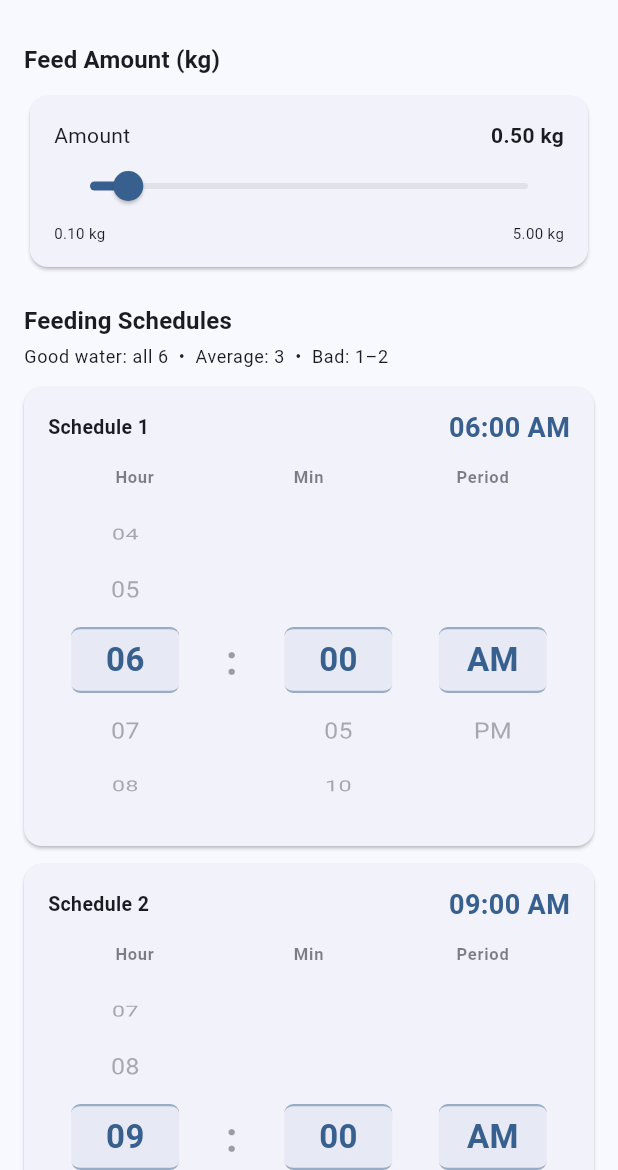
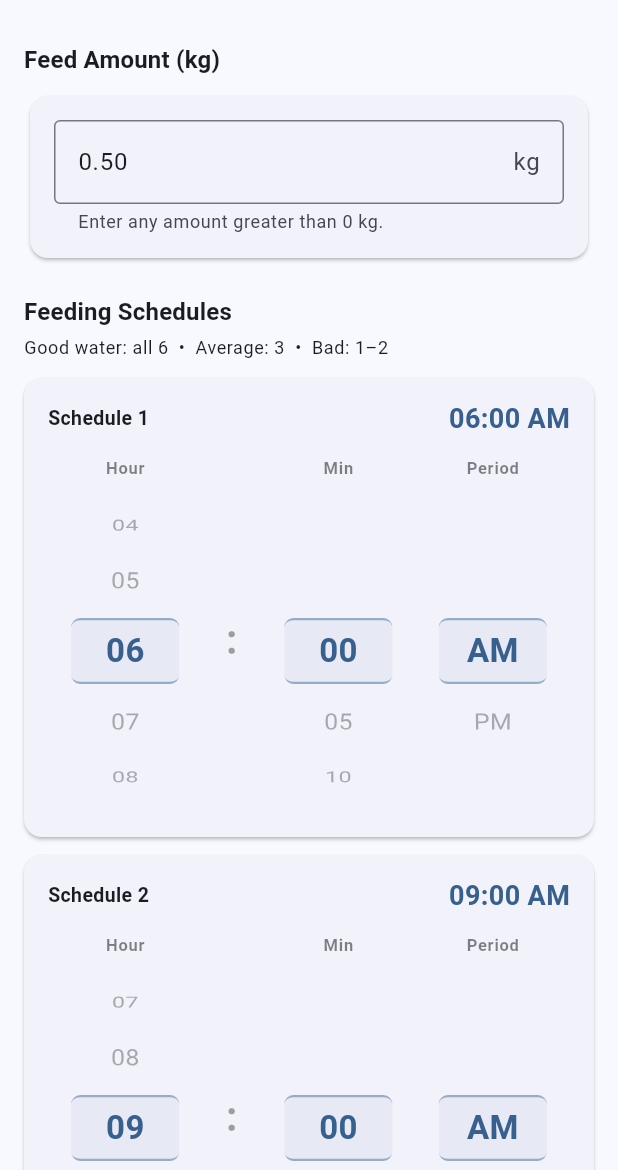
Before and after one commit to OjinInGit/astrix_backup, a Flutter app: the screen it shows after launch, after a tap on "Controls", on a phone screen of 412 x 824 dp, the part 66-1236 px from its top. Run offline on Flutter 3.47's test engine with Material 3 defaults, Android fonts, the phone set to English and light mode, and no system bars; our stand-ins replace flutter_local_notifications, shared_preferences.

Commit message:
Bug fixes for: 1. Language toggle dropdown, isn't exactly "down": replaced DropdownButton with PopupMenuButton 2. Attempting to optimize Dark Mode feature 3. Label and drum misalignment fix 4. Adjusting translations

```diff
--- a/lib/overlays/controls_overlay.dart
+++ b/lib/overlays/controls_overlay.dart
@@ -1,4 +1,5 @@
 import 'package:flutter/material.dart';
+import 'package:flutter/services.dart';
 import 'package:provider/provider.dart';
 import '../models/feeding_schedule.dart';
 import '../providers/app_provider.dart';
@@ -13,7 +14,7 @@ class ControlsOverlay extends StatefulWidget {
 
 class _ControlsOverlayState extends State<ControlsOverlay> {
   late List<FeedingSchedule> _local;
-  late double _feedAmt;
+  late TextEditingController _feedController;
 
   @override
   void initState() {
@@ -24,7 +25,23 @@ class _ControlsOverlayState extends State<ControlsOverlay> {
           (s) => FeedingSchedule(hour: s.hour, minute: s.minute, isPM: s.isPM),
         )
         .toList();
-    _feedAmt = p.feedAmount;
+    // Initialise the text field with the saved feed amount.
+    _feedController = TextEditingController(
+      text: p.feedAmount.toStringAsFixed(2),
+    );
+  }
+
+  @override
+  void dispose() {
+    _feedController.dispose();
+    super.dispose();
+  }
+
+  // Parses the text field and returns a valid positive double, or null.
+  double? get _parsedFeedAmount {
+    final v = double.tryParse(_feedController.text.trim());
+    if (v == null || v <= 0) return null;
+    return v;
   }
 
   @override
@@ -46,7 +63,7 @@ class _ControlsOverlayState extends State<ControlsOverlay> {
       body: ListView(
         padding: const EdgeInsets.all(16),
         children: [
-          // ── Feed amount ──────────────────────────────
+          // ── Feed amount input ────────────────────────
           Text(
             AppStrings.get('feed_amount', lang),
             style: Theme.of(
@@ -57,40 +74,28 @@ class _ControlsOverlayState extends State<ControlsOverlay> {
           Card(
             child: Padding(
               padding: const EdgeInsets.all(16),
-              child: Column(
-                children: [
-                  Row(
-                    mainAxisAlignment: MainAxisAlignment.spaceBetween,
-                    children: [
-                      Text(AppStrings.get('amount_label', lang)),
-                      Text(
-                        '${_feedAmt.toStringAsFixed(2)} kg',
-                        style: const TextStyle(fontWeight: FontWeight.bold),
+              child: TextField(
+                controller: _feedController,
+                keyboardType: const TextInputType.numberWithOptions(
+                  decimal: true,
                 ),
+                // Only allow digits and a single decimal point.
+                inputFormatters: [
+                  FilteringTextInputFormatter.allow(RegExp(r'^\d*\.?\d*')),
                 ],
+                decoration: InputDecoration(
+                  suffixText: 'kg',
+                  hintText: '0.00',
+                  helperText: AppStrings.get('feed_helper', lang),
+                  border: const OutlineInputBorder(),
+                  errorText:
+                      _feedController.text.isNotEmpty &&
+                          _parsedFeedAmount == null
+                      ? AppStrings.get('feed_invalid', lang)
+                      : null,
                 ),
-                  Slider(
-                    value: _feedAmt,
-                    min: 0.1,
-                    max: 5.0,
-                    divisions: 49,
-                    label: '${_feedAmt.toStringAsFixed(2)} kg',
-                    onChanged: (v) => setState(() => _feedAmt = v),
-                  ),
-                  Row(
-                    mainAxisAlignment: MainAxisAlignment.spaceBetween,
-                    children: [
-                      Text(
-                        AppStrings.get('feed_min', lang),
-                        style: const TextStyle(fontSize: 10),
-                      ),
-                      Text(
-                        AppStrings.get('feed_max', lang),
-                        style: const TextStyle(fontSize: 10),
-                      ),
-                    ],
-                  ),
-                ],
+                onChanged: (_) =>
+                    setState(() {}), // refresh errorText on each keystroke
               ),
             ),
           ),
@@ -129,15 +134,19 @@ class _ControlsOverlayState extends State<ControlsOverlay> {
             child: FilledButton.icon(
               icon: const Icon(Icons.save_rounded),
               label: Text(AppStrings.get('save_changes', lang)),
-              onPressed: () async {
+              onPressed: _parsedFeedAmount == null
+                  ? null // disabled while input is invalid
+                  : () async {
                       for (int i = 0; i < 6; i++) {
                         provider.updateSchedule(i, _local[i]);
                       }
-                provider.setFeedAmount(_feedAmt);
+                      provider.setFeedAmount(_parsedFeedAmount!);
                       await provider.saveSchedules();
                       if (context.mounted) {
                         ScaffoldMessenger.of(context).showSnackBar(
-                    SnackBar(content: Text(AppStrings.get('saved', lang))),
+                          SnackBar(
+                            content: Text(AppStrings.get('saved', lang)),
+                          ),
                         );
                       }
                     },
@@ -151,7 +160,7 @@ class _ControlsOverlayState extends State<ControlsOverlay> {
 }
 
 // ════════════════════════════════════════════════════════════
-// Schedule Card — drum-roll time picker
+// Schedule card — drum-roll time picker
 // ════════════════════════════════════════════════════════════
 
 class _ScheduleCard extends StatefulWidget {
@@ -172,7 +181,6 @@ class _ScheduleCard extends StatefulWidget {
 }
 
 class _ScheduleCardState extends State<_ScheduleCard> {
-  // Hours 1–12, minutes 00/05/.../55, period 0=AM 1=PM
   static const List<int> _hours = [1, 2, 3, 4, 5, 6, 7, 8, 9, 10, 11, 12];
   static const List<int> _minutes = [
     0,
@@ -198,12 +206,9 @@ class _ScheduleCardState extends State<_ScheduleCard> {
   late int _minute;
   late bool _isPM;
 
-  // Item height for every drum-roll wheel
   static const double _itemH = 44.0;
-  // How many items are visible above and below the selected item
-  static const int _visibleExtra = 2;
-  // Total wheel height = selected item + items above + items below
-  static const double _wheelH = _itemH * (1 + _visibleExtra * 2);
+  static const int _extraItems = 2;
+  static const double _wheelH = _itemH * (1 + _extraItems * 2);
 
   @override
   void initState() {
@@ -214,9 +219,9 @@ class _ScheduleCardState extends State<_ScheduleCard> {
 
     _hourCtrl = FixedExtentScrollController(initialItem: _hours.indexOf(_hour));
     _minCtrl = FixedExtentScrollController(
-      initialItem: _minutes.indexOf(
-        _minutes.firstWhere((m) => m == _minute, orElse: () => _minutes[0]),
-      ),
+      initialItem: _minutes
+          .indexWhere((m) => m == _minute)
+          .clamp(0, _minutes.length - 1),
     );
     _periodCtrl = FixedExtentScrollController(initialItem: _isPM ? 1 : 0);
   }
@@ -233,21 +238,38 @@ class _ScheduleCardState extends State<_ScheduleCard> {
     FeedingSchedule(hour: _hour, minute: _minute, isPM: _isPM),
   );
 
-  // ── Single drum-roll column ─────────────────────────────
+  // ── Single drum column — label lives INSIDE this widget ──
+  // This is the key fix: the label and its drum are one Column,
+  // so they can never become misaligned regardless of what sits
+  // beside them in the parent Row.
   Widget _drum<T>({
+    required String columnLabel,
     required FixedExtentScrollController controller,
     required List<T> items,
-    required String Function(T) label,
+    required String Function(T) display,
     required void Function(int) onSelected,
   }) {
     final cs = Theme.of(context).colorScheme;
 
-    return SizedBox(
+    return Column(
+      mainAxisSize: MainAxisSize.min,
+      children: [
+        // Label sits directly above its wheel — always aligned.
+        Text(
+          columnLabel,
+          style: TextStyle(
+            fontSize: 11,
+            fontWeight: FontWeight.w600,
+            color: cs.onSurface.withOpacity(0.55),
+            letterSpacing: 0.5,
+          ),
+        ),
+        const SizedBox(height: 4),
+        SizedBox(
           width: 72,
           height: _wheelH,
           child: Stack(
             children: [
-          // The scroll wheel
               ListWheelScrollView.useDelegate(
                 controller: controller,
                 itemExtent: _itemH,
@@ -258,17 +280,15 @@ class _ScheduleCardState extends State<_ScheduleCard> {
                 childDelegate: ListWheelChildBuilderDelegate(
                   childCount: items.length,
                   builder: (context, i) {
-                final selected =
+                    final sel =
                         controller.hasClients && controller.selectedItem == i;
                     return Center(
                       child: Text(
-                    label(items[i]),
+                        display(items[i]),
                         style: TextStyle(
-                      fontSize: selected ? 22 : 17,
-                      fontWeight: selected
-                          ? FontWeight.bold
-                          : FontWeight.normal,
-                      color: selected
+                          fontSize: sel ? 22 : 17,
+                          fontWeight: sel ? FontWeight.bold : FontWeight.normal,
+                          color: sel
                               ? cs.primary
                               : cs.onSurface.withOpacity(0.35),
                         ),
@@ -277,10 +297,9 @@ class _ScheduleCardState extends State<_ScheduleCard> {
                   },
                 ),
               ),
-
-          // Highlight band over the centre item
+              // Selection highlight band
               Positioned(
-            top: _itemH * _visibleExtra,
+                top: _itemH * _extraItems,
                 left: 0,
                 right: 0,
                 height: _itemH,
@@ -301,6 +320,8 @@ class _ScheduleCardState extends State<_ScheduleCard> {
               ),
             ],
           ),
+        ),
+      ],
     );
   }
 
@@ -310,6 +331,7 @@ class _ScheduleCardState extends State<_ScheduleCard> {
     final h = _hour.toString().padLeft(2, '0');
     final m = _minute.toString().padLeft(2, '0');
     final per = _isPM ? 'PM' : 'AM';
+    final cs = Theme.of(context).colorScheme;
 
     return Card(
       margin: const EdgeInsets.only(bottom: 12),
@@ -318,7 +340,7 @@ class _ScheduleCardState extends State<_ScheduleCard> {
         child: Column(
           crossAxisAlignment: CrossAxisAlignment.start,
           children: [
-            // Label row
+            // Header row: schedule label + live read-out
             Row(
               mainAxisAlignment: MainAxisAlignment.spaceBetween,
               children: [
@@ -330,13 +352,12 @@ class _ScheduleCardState extends State<_ScheduleCard> {
                     fontSize: 13,
                   ),
                 ),
-                // Live read-out, mirrors the drum selection
                 Text(
                   '$h:$m $per',
                   style: TextStyle(
                     fontSize: 18,
                     fontWeight: FontWeight.bold,
-                    color: Theme.of(context).colorScheme.primary,
+                    color: cs.primary,
                   ),
                 ),
               ],
@@ -344,62 +365,57 @@ class _ScheduleCardState extends State<_ScheduleCard> {
 
             const SizedBox(height: 12),
 
-            // Column headers
+            // Three drums in one Row. The ':' separator is vertically
+            // centred relative to the wheels, not the labels, using
+            // crossAxisAlignment.end so it sits at the wheel level.
             Row(
               mainAxisAlignment: MainAxisAlignment.spaceAround,
+              crossAxisAlignment: CrossAxisAlignment.end,
               children: [
-                _ColLabel(AppStrings.get('slider_hour', lang)),
-                _ColLabel(AppStrings.get('slider_min', lang)),
-                _ColLabel(AppStrings.get('slider_period', lang)),
-              ],
-            ),
-
-            const SizedBox(height: 4),
-
-            // Three drum-roll wheels
-            Row(
-              mainAxisAlignment: MainAxisAlignment.spaceAround,
-              crossAxisAlignment: CrossAxisAlignment.center,
-              children: [
-                // Hour wheel
+                // Hour
                 _drum<int>(
+                  columnLabel: AppStrings.get('slider_hour', lang),
                   controller: _hourCtrl,
                   items: _hours,
-                  label: (h) => h.toString().padLeft(2, '0'),
+                  display: (h) => h.toString().padLeft(2, '0'),
                   onSelected: (i) => setState(() {
                     _hour = _hours[i];
                     _emit();
                   }),
                 ),
 
-                // Separator
-                Text(
+                // Colon separator — padded from the bottom to sit
+                // at mid-wheel height, clear of the labels above.
+                Padding(
+                  padding: const EdgeInsets.only(bottom: _wheelH / 2 - 12),
+                  child: Text(
                     ':',
                     style: TextStyle(
                       fontSize: 28,
                       fontWeight: FontWeight.bold,
-                    color: Theme.of(
-                      context,
-                    ).colorScheme.onSurface.withOpacity(0.4),
+                      color: cs.onSurface.withOpacity(0.4),
+                    ),
                   ),
                 ),
 
-                // Minute wheel
+                // Minute
                 _drum<int>(
+                  columnLabel: AppStrings.get('slider_min', lang),
                   controller: _minCtrl,
                   items: _minutes,
-                  label: (m) => m.toString().padLeft(2, '0'),
+                  display: (m) => m.toString().padLeft(2, '0'),
                   onSelected: (i) => setState(() {
                     _minute = _minutes[i];
                     _emit();
                   }),
                 ),
 
-                // Period wheel
+                // Period
                 _drum<String>(
+                  columnLabel: AppStrings.get('slider_period', lang),
                   controller: _periodCtrl,
                   items: _periods,
-                  label: (p) => p,
+                  display: (p) => p,
                   onSelected: (i) => setState(() {
                     _isPM = i == 1;
                     _emit();
@@ -413,24 +429,3 @@ class _ScheduleCardState extends State<_ScheduleCard> {
     );
   }
 }
-
-// Thin column header label
-class _ColLabel extends StatelessWidget {
-  final String text;
-  const _ColLabel(this.text);
-
-  @override
-  Widget build(BuildContext context) => SizedBox(
-    width: 72,
-    child: Text(
-      text,
-      textAlign: TextAlign.center,
-      style: TextStyle(
-        fontSize: 11,
-        fontWeight: FontWeight.w600,
-        color: Theme.of(context).colorScheme.onSurface.withOpacity(0.55),
-        letterSpacing: 0.5,
-      ),
-    ),
-  );
-}
--- a/lib/overlays/settings_overlay.dart
+++ b/lib/overlays/settings_overlay.dart
@@ -7,10 +7,25 @@ import '../utils/strings.dart';
 class SettingsOverlay extends StatelessWidget {
   const SettingsOverlay({super.key});
 
+  // Maps a language code to its display name.
+  String _langName(String code) {
+    switch (code) {
+      case 'en':
+        return 'English';
+      case 'war':
+        return 'Waray';
+      default:
+        return code;
+    }
+  }
+
   @override
   Widget build(BuildContext context) {
-    final provider = context.watch<AppProvider>();
-    final lang = provider.language;
+    // Read lang once for strings — this widget itself only needs lang.
+    // Each toggle reads its own value via context.select so only that
+    // specific tile rebuilds when its value changes.
+    final lang = context.select<AppProvider, String>((p) => p.language);
+    final provider = context.read<AppProvider>();
 
     return Scaffold(
       appBar: AppBar(
@@ -22,49 +37,107 @@ class SettingsOverlay extends StatelessWidget {
       ),
       body: ListView(
         children: [
-          // ── Dark Mode ────────────────────────────────
-          SwitchListTile(
-            secondary: const Icon(Icons.dark_mode_rounded),
-            title: Text(AppStrings.get('dark_mode', lang)),
-            value: provider.isDarkMode,
-            onChanged: provider.toggleDarkMode,
+          // ── Dark Mode ─────────────────────────────────────────
+          // context.select is scoped tightly here: only this tile
+          // rebuilds when isDarkMode changes, preventing the full
+          // overlay from rebuilding and causing animation lag.
+          Builder(
+            builder: (context) {
+              final isDark = context.select<AppProvider, bool>(
+                (p) => p.isDarkMode,
+              );
+              return SwitchListTile(
+                secondary: const Icon(Icons.dark_mode_rounded),
+                title: Text(AppStrings.get('dark_mode', lang)),
+                value: isDark,
+                onChanged: context.read<AppProvider>().toggleDarkMode,
+              );
+            },
           ),
           const Divider(height: 1),
 
-          // ── Notifications ─────────────────────────────
-          SwitchListTile(
-            secondary: const Icon(Icons.notifications_rounded),
-            title: Text(AppStrings.get('notifications', lang)),
-            value: provider.notificationsEnabled,
-            onChanged: provider.toggleNotifications,
+          // ── Notifications ─────────────────────────────────────
+          Builder(
+            builder: (context) {
+              final notifs = context.select<AppProvider, bool>(
+                (p) => p.notificationsEnabled,
+              );
+              return SwitchListTile(
+                secondary: const Icon(Icons.notifications_rounded),
+                title: Text(AppStrings.get('notifications', lang)),
+                value: notifs,
+                onChanged: context.read<AppProvider>().toggleNotifications,
+              );
+            },
           ),
           const Divider(height: 1),
 
-          // ── Language switcher ─────────────────────────
+          // ── Language ──────────────────────────────────────────
+          // PopupMenuButton replaces DropdownButton so we can force
+          // the menu to always open downward via the offset parameter.
           ListTile(
             leading: const Icon(Icons.language_rounded),
             title: Text(AppStrings.get('language', lang)),
-            trailing: DropdownButton<String>(
-              value: provider.language,
-              underline: const SizedBox(),
-              borderRadius: BorderRadius.circular(10),
-              items: const [
-                DropdownMenuItem(value: 'en', child: Text('English')),
-                DropdownMenuItem(value: 'war', child: Text('Waray')),
-                // ─────────────────────────────────────────────────────────
-                // ADD YOUR LOCAL LANGUAGE OPTION HERE. Example:
-                // DropdownMenuItem(value: 'ceb', child: Text('Cebuano')),
-                // Make sure translations exist in lib/utils/strings.dart.
-                // ─────────────────────────────────────────────────────────
+            trailing: PopupMenuButton<String>(
+              // A positive Y offset pushes the menu below the button.
+              offset: const Offset(0, 40),
+              onSelected: (v) => context.read<AppProvider>().setLanguage(v),
+              itemBuilder: (_) => [
+                PopupMenuItem(
+                  value: 'en',
+                  child: Text(
+                    'English',
+                    style: TextStyle(
+                      fontWeight: lang == 'en'
+                          ? FontWeight.bold
+                          : FontWeight.normal,
+                    ),
+                  ),
+                ),
+                PopupMenuItem(
+                  value: 'war',
+                  child: Text(
+                    'Waray',
+                    style: TextStyle(
+                      fontWeight: lang == 'war'
+                          ? FontWeight.bold
+                          : FontWeight.normal,
+                    ),
+                  ),
+                ),
+                // ─────────────────────────────────────────────────
+                // ADD LANGUAGE OPTION HERE. Example:
+                // PopupMenuItem(
+                //   value: 'ceb',
+                //   child: Text(
+                //     'Cebuano',
+                //     style: TextStyle(
+                //       fontWeight: lang == 'ceb'
+                //           ? FontWeight.bold
+                //           : FontWeight.normal,
+                //     ),
+                //   ),
+                // ),
+                // ─────────────────────────────────────────────────
               ],
-              onChanged: (v) {
-                if (v != null) provider.setLanguage(v);
-              },
+              // Custom child shows the current language name with a
+              // dropdown arrow, matching the look of the old widget.
+              child: Padding(
+                padding: const EdgeInsets.symmetric(horizontal: 8, vertical: 6),
+                child: Row(
+                  mainAxisSize: MainAxisSize.min,
+                  children: [
+                    Text(_langName(lang), style: const TextStyle(fontSize: 14)),
+                    const SizedBox(width: 2),
+                    const Icon(Icons.arrow_drop_down, size: 20),
+                  ],
+                ),
+              ),
             ),
           ),
           const Divider(height: 1),
 
-          // ── Exit ─────────────────────────────────────
+          // ── Exit ─────────────────────────────────────────────
           ListTile(
             leading: const Icon(Icons.exit_to_app_rounded, color: Colors.red),
             title: Text(
@@ -75,7 +148,7 @@ class SettingsOverlay extends StatelessWidget {
           ),
           const Divider(height: 1),
 
-          // ── Version ──────────────────────────────────
+          // ── Version ──────────────────────────────────────────
           Padding(
             padding: const EdgeInsets.symmetric(vertical: 24),
             child: Text(
--- a/lib/utils/strings.dart
+++ b/lib/utils/strings.dart
@@ -134,6 +134,8 @@ class AppStrings {
       'language': 'Language',
 
       // ── ADD MORE KEYS HERE as the app grows ───────────────
+      'feed_helper': 'Enter any amount greater than 0 kg.',
+      'feed_invalid': 'Please enter a valid amount greater than 0.',
     },
     'war': {
       // ── General UI ──────────────────────────────────────
@@ -246,6 +248,8 @@ class AppStrings {
       'language': 'Lengwahe',
 
       // ── ADD MORE KEYS HERE as the app grows ───────────────
+      'feed_helper': 'Pagbutang hin bis ano na amount na mas dako ha 0 kg.',
+      'feed_invalid': 'Pagbutang hin sakto na amount na mas dako ha 0.',
     },
   };
 
```
Lines whose indentation alone changed are shown as unchanged.
